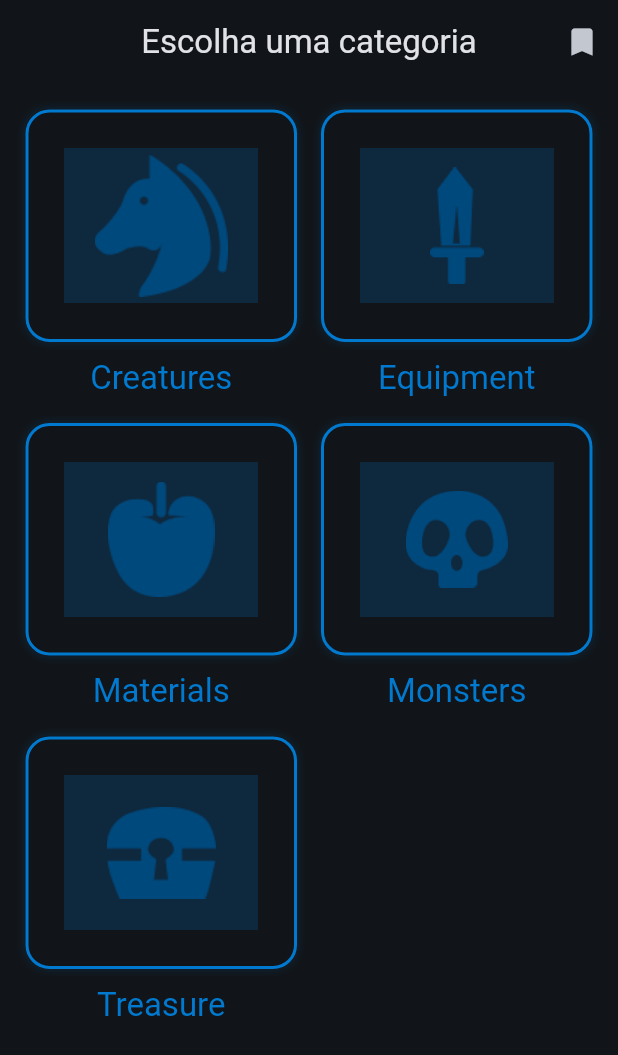
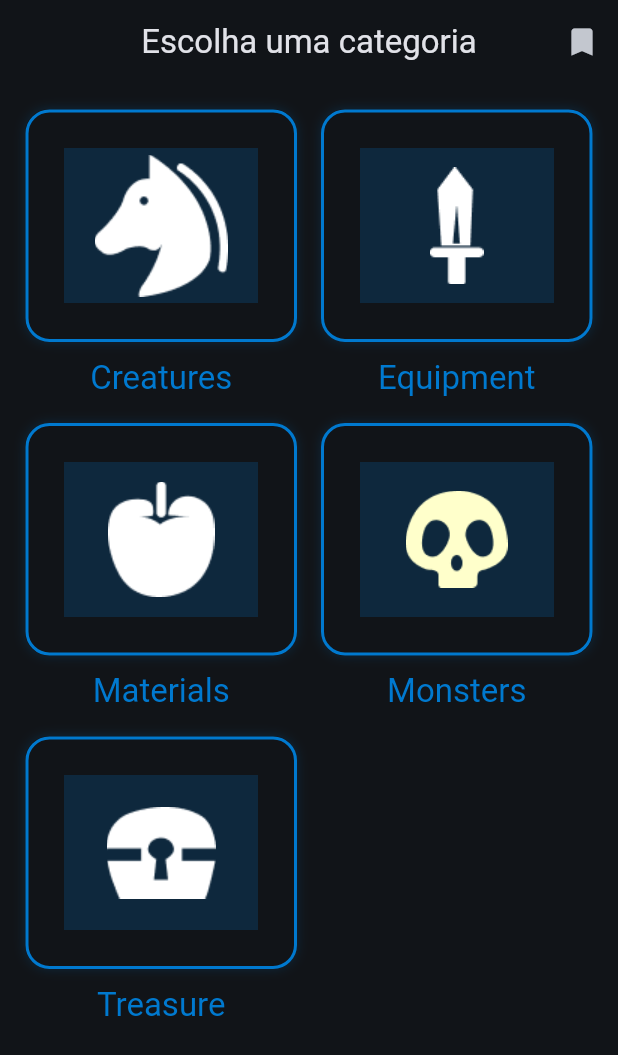
Before and after one commit to matheus-liber/hyrule-new, a Flutter app: the screen it shows after launch, on a phone screen of 412 x 824 dp. Shown: the top 1055 px of the screen. Run offline on Flutter 3.47's test engine with Material 3 defaults, Android fonts, the phone set to English and light mode, and no system bars; our stand-ins replace dio, floor, sqflite; accounts and stored records are empty; generated files the repository leaves out were written again.

Commit message:
animating color

```diff
--- a/lib/screens/components/category.dart
+++ b/lib/screens/components/category.dart
@@ -15,24 +15,32 @@ class Category extends StatefulWidget {
   State<Category> createState() => _CategoryState();
 }
 
-class _CategoryState extends State<Category> with SingleTickerProviderStateMixin{
+class _CategoryState extends State<Category> with TickerProviderStateMixin {
   final ApiController apiController = ApiController();
 
-  late AnimationController _animationController;
+  late AnimationController _scaleAnimationController;
+  late AnimationController _imageColorAnimationController;
 
   @override
-  void initState(){
-    _animationController = AnimationController(
+  void initState() {
+    _scaleAnimationController = AnimationController(
         vsync: this,
         duration: const Duration(seconds: 1),
         lowerBound: 0.8,
-      upperBound: 1
-    );
+        upperBound: 1);
 
-    if (widget.isHighLight){
-      _animationController.repeat(reverse: true);
+    _imageColorAnimationController = AnimationController(
+        vsync: this,
+        duration: Duration(seconds: 1),
+        lowerBound: 0,
+        upperBound: 1);
+
+    if (widget.isHighLight) {
+      _scaleAnimationController.repeat(reverse: true);
+      _imageColorAnimationController.repeat(reverse: true);
     } else {
-      _animationController.animateTo(1);
+      _scaleAnimationController.animateTo(1);
+      _imageColorAnimationController.animateTo(0);
     }
   }
 
@@ -67,14 +75,20 @@ class _CategoryState extends State<Category> with SingleTickerProviderStateMixin
                   ]),
               child: ScaleTransition(
                   alignment: Alignment.center,
-                scale: _animationController,
-                child: Center(
+                  scale: _scaleAnimationController,
+                  child: AnimatedBuilder(
+                    animation: _imageColorAnimationController,
+                    builder: (context, child) {
+                      return Center(
                         child: Image.asset(
                           "$imagePath${widget.category}.png",
                           fit: BoxFit.fitHeight,
+                          color: Color.fromARGB(255, 255, 255,
+                              (255 * (_imageColorAnimationController.value - 1).abs()).floor()),
                         ),
-                ),
-              ),
+                      );
+                    },
+                  )),
             ),
           ),
         ),
@@ -92,7 +106,8 @@ class _CategoryState extends State<Category> with SingleTickerProviderStateMixin
 
   @override
   void dispose() {
-    _animationController.dispose();
+    _scaleAnimationController.dispose();
+    _imageColorAnimationController.dispose();
     super.dispose();
   }
 }
```
Lines whose indentation alone changed are shown as unchanged.
